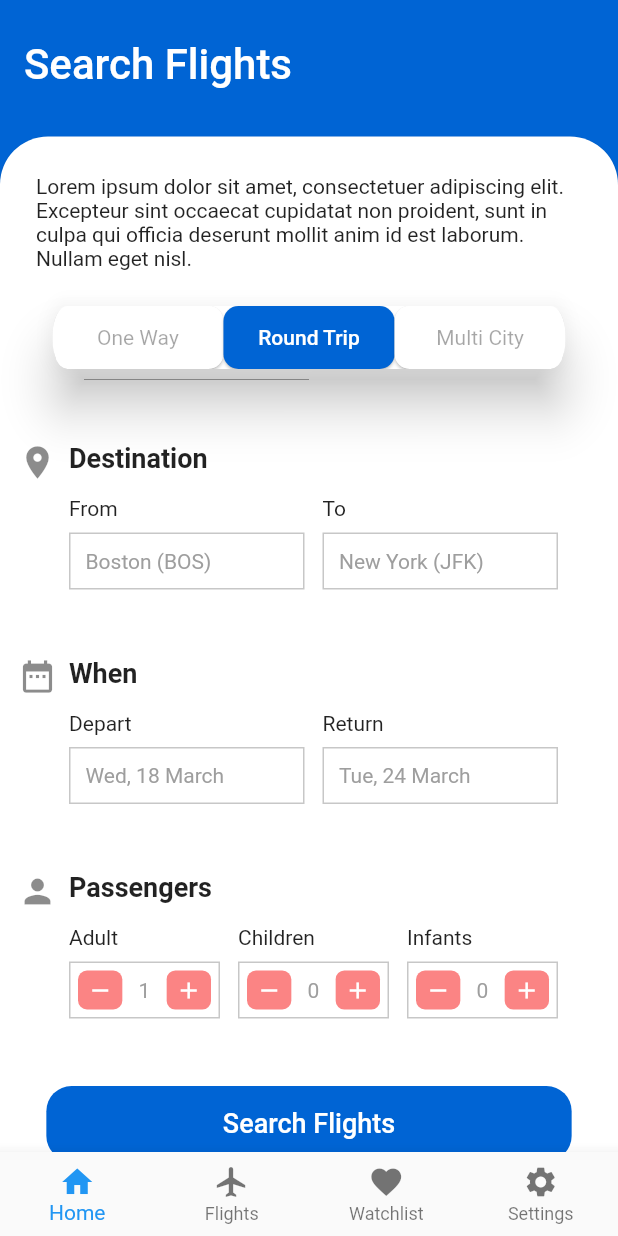
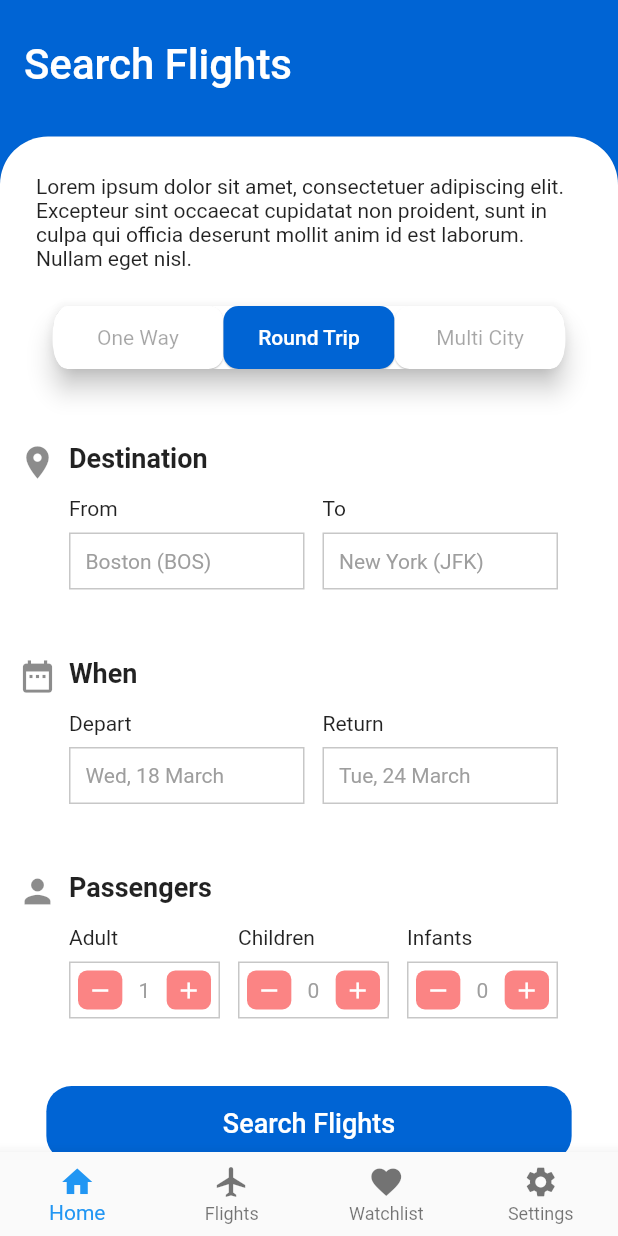
Before and after one commit to mzdm/virtual_traveller_flutter, a Flutter app: the screen it shows after launch, swiped to page 2, on a phone screen of 412 x 824 dp. Run offline on Flutter 3.47's test engine with Material 2 defaults, Android fonts, the phone set to English and light mode, and no system bars; our stand-ins replace bloc, equatable, settings_ui.

Commit message:
Minor Search Flights Page styling

```diff
--- a/lib/presentation/pages/flights_page/local_widgets/search_flights/way_type_selection_card.dart
+++ b/lib/presentation/pages/flights_page/local_widgets/search_flights/way_type_selection_card.dart
@@ -19,8 +19,8 @@ class WayTypeSelectionCard extends StatelessWidget {
     return SizedBox(
       height: double.infinity,
       child: Card(
-        elevation: 0.85,
-        margin: EdgeInsets.fromLTRB(0.0, 0.0, 0.0, 0.0),
+        elevation: 0.45,
+        margin: EdgeInsets.all(0.0),
         clipBehavior: Clip.antiAlias,
         shape: RoundedRectangleBorder(
           borderRadius: BorderRadius.all(Radius.elliptical(10.0, 10.0)),
--- a/lib/presentation/pages/flights_page/search_flights_page.dart
+++ b/lib/presentation/pages/flights_page/search_flights_page.dart
@@ -97,7 +97,7 @@ class _SearchFlightsPageState extends State<SearchFlightsPage> {
       height: 50.0,
       child: Card(
         color: Colors.white,
-        elevation: 14.0,
+        elevation: 7.0,
         clipBehavior: Clip.antiAlias,
         shape: RoundedRectangleBorder(
           borderRadius: BorderRadius.all(Radius.elliptical(10.0, 20.0)),
```
